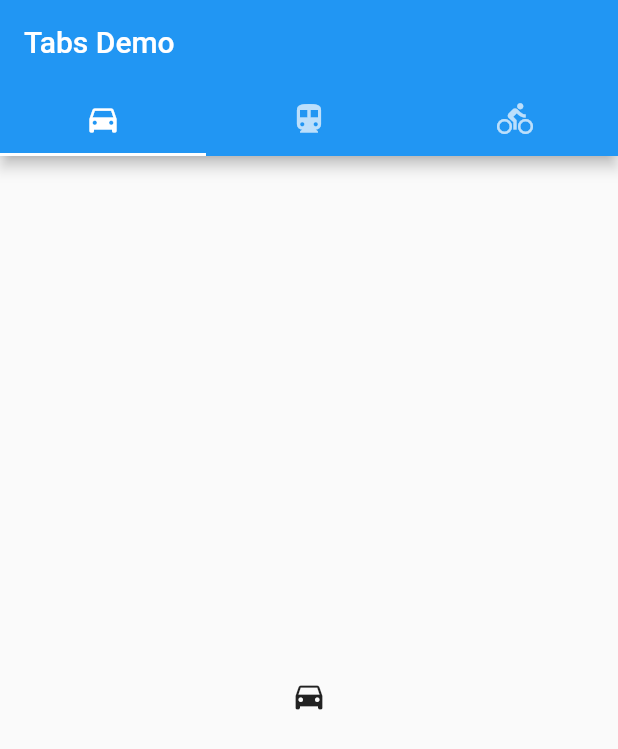
After one commit to JooOwl/Flutter_My_Study, a Flutter app: the screen it shows after launch, after a tap on "탭바 페이지", on a phone screen of 412 x 824 dp. The commit adds this screen. Shown: the top 749 px of the screen. Run offline on Flutter 3.47's test engine with Material 2 defaults, Android fonts, the phone set to English and light mode, and no system bars.

Commit message:
탭 기능 추가. 아 근데 뭔가 모르고 만드려니 너무 어렵다

```diff
--- a/samplecode/lib/AlerDailogClass.dart
+++ b/samplecode/lib/AlerDailogClass.dart
@@ -27,22 +27,6 @@ class AlertDialogDemo extends StatelessWidget {
                   showAlertDialog(context);
                 },
               ),
-              RaisedButton(
-                child: Text("Snack Bar Button"),
-                onPressed: () {
-                  Scaffold.of(context).showSnackBar(
-                      SnackBar(
-                        content: Text('Yay! A SnackBar!'),
-                        action: SnackBarAction(
-                          label: 'Undo',
-                          onPressed: () {
-                            // Some code to undo the change.
-                          },
-                        ),
-                      )
-                  );
-                },
-              )
             ],
           ),
         ));
--- /dev/null
+++ b/samplecode/lib/TapPage.dart
@@ -0,0 +1,48 @@
+import 'package:flutter/material.dart';
+
+class TapPageTop extends StatelessWidget {
+  @override
+  Widget build(BuildContext context) {
+    return Align(
+      alignment: Alignment.topLeft, // 정렬을 어떻게 할껀지 정하는거.
+      child: SafeArea( // safearea 설정.
+        //left: true,
+        //top: false,
+        //right: true,
+        //bottom: true,
+        child: TapPageView(), // safearea 안에 들어가는 내용.
+      ),
+    );
+  }
+}
+
+
+class TapPageView extends StatelessWidget {
+  @override
+  Widget build(BuildContext context) {
+    return MaterialApp(
+      home: DefaultTabController(
+        length: 3,
+        child: Scaffold(
+          appBar: AppBar(
+            bottom: TabBar(
+              tabs: [
+                Tab(icon: Icon(Icons.directions_car)),
+                Tab(icon: Icon(Icons.directions_transit)),
+                Tab(icon: Icon(Icons.directions_bike)),
+              ],
+            ),
+            title: Text('Tabs Demo'),
+          ),
+          body: TabBarView(
+            children: [
+              Icon(Icons.directions_car),
+              Icon(Icons.directions_transit),
+              Icon(Icons.directions_bike),
+            ],
+          ),
+        ),
+      ),
+    );
+  }
+}
--- a/samplecode/lib/buttonpage/button_page_root.dart
+++ b/samplecode/lib/buttonpage/button_page_root.dart
@@ -15,7 +15,6 @@ class BottenVeiwTop extends StatelessWidget {
     );
   }
 }
-
 
 class TestSceene extends StatelessWidget {
   @override
--- a/samplecode/lib/main.dart
+++ b/samplecode/lib/main.dart
@@ -1,6 +1,7 @@
 import 'package:flutter/material.dart';
 import 'package:owlallsample/buttonpage/button_page_root.dart';
 import 'package:owlallsample/AlerDailogClass.dart';
+import 'package:owlallsample/TapPage.dart';
 // 자동 줄 맞춤은 Ctrl + Alt + L;
 
 void main() => runApp(MyApp());
@@ -54,6 +55,19 @@ class _MainRootViewPageWidget extends State<MainRootViewPage> {
     setState(() {
       _counter++;
     });
+  }
+
+  SnackBar TestSnack(String str_temp)
+  {
+    return SnackBar(
+      content: Text(str_temp),
+      action: SnackBarAction(
+        label: '확인',
+        onPressed: () {
+          // Some code to undo the change.
+        },
+      ),
+    );
   }
 
   @override
@@ -123,7 +137,21 @@ class _MainRootViewPageWidget extends State<MainRootViewPage> {
                     .push(MaterialPageRoute(builder: (_) => BottenVeiwTop()));
               },
             ),
-
+            ListTile(
+              leading: Icon(Icons.navigation),
+              title: Text('스낵바'),
+              onTap: () {
+                Scaffold.of(context).showSnackBar(TestSnack('테스트 스낵'));
+              },
+            ),
+            ListTile(
+              leading: Icon(Icons.touch_app),
+              title: Text('탭바 페이지'),
+              onTap: () {
+                Navigator.of(context)
+                    .push(MaterialPageRoute(builder: (_) => TapPageTop()));
+              },
+            ),
           ],
         ),
       ),
```
